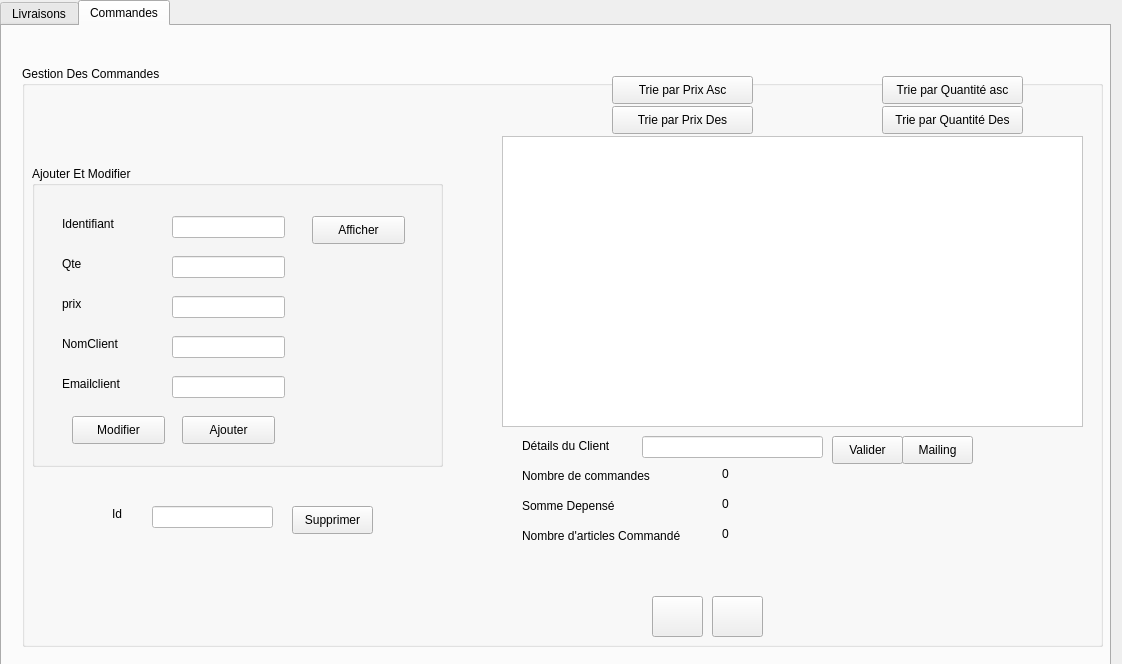
Above: Projet_2a/gestionlivraisons.ui from medhama/ThePieChart before the change. Below: the same form after it.
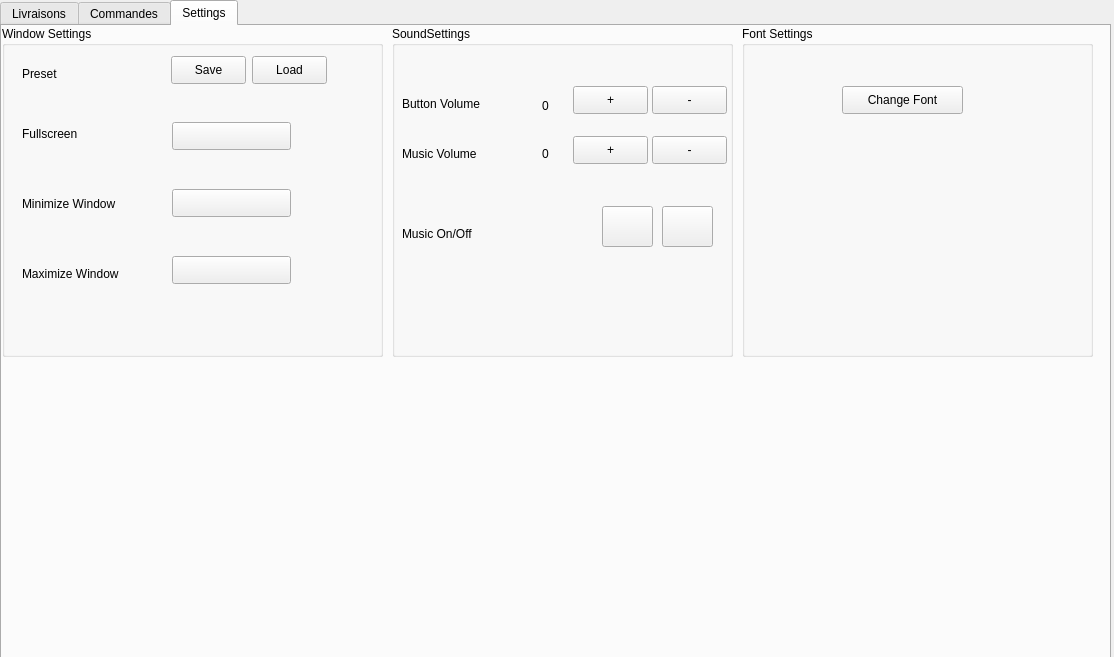
That is the form after the change. Icons and pictures are not drawn.

Diff of the .ui file:
```diff
--- a/Projet_2a/gestionlivraisons.ui
+++ b/Projet_2a/gestionlivraisons.ui
@@ -6,8 +6,8 @@
    <rect>
     <x>0</x>
     <y>0</y>
-    <width>1122</width>
-    <height>664</height>
+    <width>1114</width>
+    <height>657</height>
    </rect>
   </property>
   <property name="windowTitle">
@@ -26,7 +26,7 @@
     <string notr="true">font: 11pt &quot;Franklin Gothic Medium&quot;;</string>
    </property>
    <property name="currentIndex">
-    <number>1</number>
+    <number>2</number>
    </property>
    <widget class="QWidget" name="La_Livraison">
     <attribute name="title">
@@ -1072,6 +1072,371 @@
      <zorder>pb_rechercher_liv_6</zorder>
     </widget>
    </widget>
+   <widget class="QWidget" name="tab">
+    <attribute name="title">
+     <string>Settings</string>
+    </attribute>
+    <widget class="QGroupBox" name="groupBox_3">
+     <property name="geometry">
+      <rect>
+       <x>0</x>
+       <y>0</y>
+       <width>381</width>
+       <height>331</height>
+      </rect>
+     </property>
+     <property name="title">
+      <string>Window Settings</string>
+     </property>
+     <widget class="QPushButton" name="pushButton_6">
+      <property name="geometry">
+       <rect>
+        <x>250</x>
+        <y>30</y>
+        <width>75</width>
+        <height>28</height>
+       </rect>
+      </property>
+      <property name="text">
+       <string>Load</string>
+      </property>
+     </widget>
+     <widget class="QPushButton" name="pushButton_5">
+      <property name="geometry">
+       <rect>
+        <x>169</x>
+        <y>30</y>
+        <width>75</width>
+        <height>28</height>
+       </rect>
+      </property>
+      <property name="text">
+       <string>Save</string>
+      </property>
+     </widget>
+     <widget class="QPushButton" name="pushButton_7">
+      <property name="geometry">
+       <rect>
+        <x>170</x>
+        <y>96</y>
+        <width>119</width>
+        <height>28</height>
+       </rect>
+      </property>
+      <property name="styleSheet">
+       <string notr="true">image: url(:/new/prefix1/pics/Fullscreen.png);</string>
+      </property>
+      <property name="text">
+       <string/>
+      </property>
+     </widget>
+     <widget class="QPushButton" name="pushButton_8">
+      <property name="geometry">
+       <rect>
+        <x>170</x>
+        <y>230</y>
+        <width>119</width>
+        <height>28</height>
+       </rect>
+      </property>
+      <property name="styleSheet">
+       <string notr="true">image: url(:/new/prefix1/pics/Maximize.png);</string>
+      </property>
+      <property name="text">
+       <string/>
+      </property>
+     </widget>
+     <widget class="QPushButton" name="pushButton_9">
+      <property name="geometry">
+       <rect>
+        <x>170</x>
+        <y>163</y>
+        <width>119</width>
+        <height>28</height>
+       </rect>
+      </property>
+      <property name="styleSheet">
+       <string notr="true">image: url(:/new/prefix1/pics/Minimize.png);</string>
+      </property>
+      <property name="text">
+       <string/>
+      </property>
+     </widget>
+     <widget class="QLabel" name="label_10">
+      <property name="geometry">
+       <rect>
+        <x>20</x>
+        <y>40</y>
+        <width>71</width>
+        <height>16</height>
+       </rect>
+      </property>
+      <property name="text">
+       <string>Preset</string>
+      </property>
+     </widget>
+     <widget class="QLabel" name="label_12">
+      <property name="geometry">
+       <rect>
+        <x>20</x>
+        <y>100</y>
+        <width>71</width>
+        <height>16</height>
+       </rect>
+      </property>
+      <property name="text">
+       <string>Fullscreen</string>
+      </property>
+     </widget>
+     <widget class="QLabel" name="label_16">
+      <property name="geometry">
+       <rect>
+        <x>20</x>
+        <y>170</y>
+        <width>121</width>
+        <height>16</height>
+       </rect>
+      </property>
+      <property name="text">
+       <string>Minimize Window</string>
+      </property>
+     </widget>
+     <widget class="QLabel" name="label_17">
+      <property name="geometry">
+       <rect>
+        <x>20</x>
+        <y>240</y>
+        <width>121</width>
+        <height>16</height>
+       </rect>
+      </property>
+      <property name="text">
+       <string>Maximize Window</string>
+      </property>
+     </widget>
+    </widget>
+    <widget class="QGroupBox" name="groupBox_6">
+     <property name="geometry">
+      <rect>
+       <x>390</x>
+       <y>0</y>
+       <width>341</width>
+       <height>331</height>
+      </rect>
+     </property>
+     <property name="title">
+      <string>SoundSettings</string>
+     </property>
+     <widget class="QPushButton" name="pushButton_26">
+      <property name="geometry">
+       <rect>
+        <x>260</x>
+        <y>60</y>
+        <width>75</width>
+        <height>28</height>
+       </rect>
+      </property>
+      <property name="text">
+       <string>-</string>
+      </property>
+     </widget>
+     <widget class="QPushButton" name="pushButton_25">
+      <property name="geometry">
+       <rect>
+        <x>181</x>
+        <y>60</y>
+        <width>75</width>
+        <height>28</height>
+       </rect>
+      </property>
+      <property name="text">
+       <string>+</string>
+      </property>
+     </widget>
+     <widget class="QLabel" name="label_39">
+      <property name="geometry">
+       <rect>
+        <x>10</x>
+        <y>70</y>
+        <width>101</width>
+        <height>16</height>
+       </rect>
+      </property>
+      <property name="text">
+       <string>Button Volume</string>
+      </property>
+     </widget>
+     <widget class="QLabel" name="label_40">
+      <property name="geometry">
+       <rect>
+        <x>150</x>
+        <y>70</y>
+        <width>20</width>
+        <height>20</height>
+       </rect>
+      </property>
+      <property name="text">
+       <string>0</string>
+      </property>
+     </widget>
+     <widget class="QPushButton" name="pushButton_27">
+      <property name="geometry">
+       <rect>
+        <x>181</x>
+        <y>110</y>
+        <width>75</width>
+        <height>28</height>
+       </rect>
+      </property>
+      <property name="text">
+       <string>+</string>
+      </property>
+     </widget>
+     <widget class="QLabel" name="label_41">
+      <property name="geometry">
+       <rect>
+        <x>150</x>
+        <y>120</y>
+        <width>21</width>
+        <height>16</height>
+       </rect>
+      </property>
+      <property name="text">
+       <string>0</string>
+      </property>
+     </widget>
+     <widget class="QPushButton" name="pushButton_28">
+      <property name="geometry">
+       <rect>
+        <x>260</x>
+        <y>110</y>
+        <width>75</width>
+        <height>28</height>
+       </rect>
+      </property>
+      <property name="text">
+       <string>-</string>
+      </property>
+     </widget>
+     <widget class="QLabel" name="label_42">
+      <property name="geometry">
+       <rect>
+        <x>10</x>
+        <y>120</y>
+        <width>101</width>
+        <height>16</height>
+       </rect>
+      </property>
+      <property name="text">
+       <string>Music Volume</string>
+      </property>
+     </widget>
+     <widget class="QPushButton" name="pushButton_11">
+      <property name="geometry">
+       <rect>
+        <x>270</x>
+        <y>180</y>
+        <width>51</width>
+        <height>41</height>
+       </rect>
+      </property>
+      <property name="styleSheet">
+       <string notr="true">image: url(:/new/prefix1/pics/soundOff.jpg);
+background-image: url(:/new/prefix1/pics/soundOff.jpg);</string>
+      </property>
+      <property name="text">
+       <string/>
+      </property>
+     </widget>
+     <widget class="QPushButton" name="pushButton_10">
+      <property name="geometry">
+       <rect>
+        <x>210</x>
+        <y>180</y>
+        <width>51</width>
+        <height>41</height>
+       </rect>
+      </property>
+      <property name="styleSheet">
+       <string notr="true">background-image: url(:/new/prefix1/pics/soundonjpg.jpg);
+image: url(:/new/prefix1/pics/soundonjpg.jpg);</string>
+      </property>
+      <property name="text">
+       <string/>
+      </property>
+     </widget>
+     <widget class="QLabel" name="label_43">
+      <property name="geometry">
+       <rect>
+        <x>10</x>
+        <y>200</y>
+        <width>101</width>
+        <height>16</height>
+       </rect>
+      </property>
+      <property name="text">
+       <string>Music On/Off</string>
+      </property>
+     </widget>
+    </widget>
+    <widget class="QWidget" name="widget_5" native="true">
+     <property name="geometry">
+      <rect>
+       <x>890</x>
+       <y>480</y>
+       <width>211</width>
+       <height>151</height>
+      </rect>
+     </property>
+     <property name="styleSheet">
+      <string notr="true">image: url(:/new/prefix1/pics/Jarbou3.png);</string>
+     </property>
+    </widget>
+    <widget class="QWidget" name="widget_6" native="true">
+     <property name="geometry">
+      <rect>
+       <x>0</x>
+       <y>550</y>
+       <width>120</width>
+       <height>80</height>
+      </rect>
+     </property>
+     <property name="styleSheet">
+      <string notr="true">image: url(:/new/prefix1/pics/Logo1.png);</string>
+     </property>
+    </widget>
+    <widget class="QGroupBox" name="groupBox_7">
+     <property name="geometry">
+      <rect>
+       <x>740</x>
+       <y>0</y>
+       <width>351</width>
+       <height>331</height>
+      </rect>
+     </property>
+     <property name="title">
+      <string>Font Settings</string>
+     </property>
+     <widget class="QPushButton" name="pushButton_29">
+      <property name="geometry">
+       <rect>
+        <x>100</x>
+        <y>60</y>
+        <width>121</width>
+        <height>28</height>
+       </rect>
+      </property>
+      <property name="text">
+       <string>Change Font</string>
+      </property>
+     </widget>
+    </widget>
+    <zorder>groupBox_7</zorder>
+    <zorder>groupBox_3</zorder>
+    <zorder>groupBox_6</zorder>
+    <zorder>widget_5</zorder>
+    <zorder>widget_6</zorder>
+   </widget>
   </widget>
  </widget>
  <resources/>
```
Left out of the diff: 30 changed lines with no effect on the pictures.
